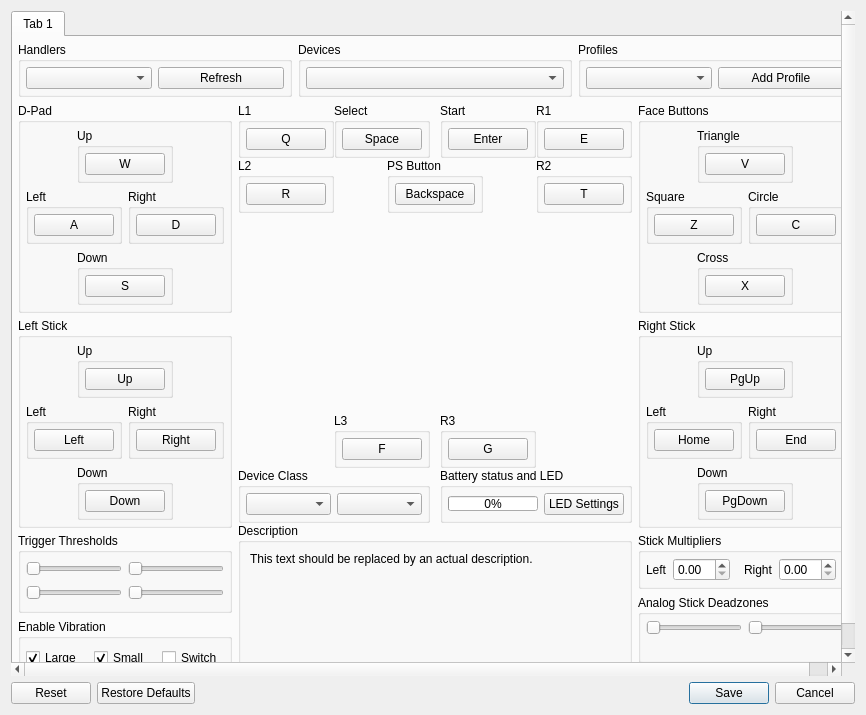
Above: rpcs3/rpcs3qt/pad_settings_dialog.ui from auranticus/rpcs3 before the change. Below: the same form after it.
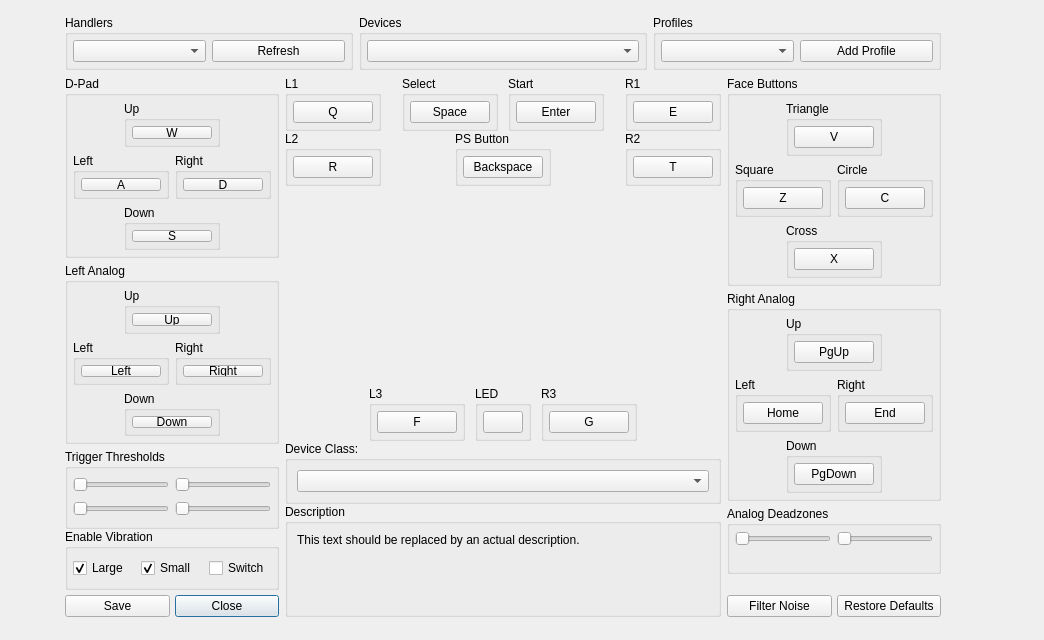
That is the form after the change. Icons and pictures are not drawn.

The edit to the form file:
```diff
--- a/rpcs3/rpcs3qt/pad_settings_dialog.ui
+++ b/rpcs3/rpcs3qt/pad_settings_dialog.ui
@@ -9,8 +9,8 @@
    <rect>
     <x>0</x>
     <y>0</y>
-    <width>866</width>
-    <height>715</height>
+    <width>1044</width>
+    <height>640</height>
    </rect>
   </property>
   <property name="windowTitle">
@@ -20,31 +20,15 @@
    <iconset resource="../resources.qrc">
     <normaloff>:/rpcs3.ico</normaloff>:/rpcs3.ico</iconset>
   </property>
-  <layout class="QVBoxLayout" name="verticalLayout">
-   <item>
-    <widget class="QScrollArea" name="scrollArea">
-     <property name="frameShape">
-      <enum>QFrame::NoFrame</enum>
-     </property>
-     <property name="lineWidth">
-      <number>0</number>
-     </property>
-     <property name="widgetResizable">
-      <bool>true</bool>
-     </property>
-     <widget class="QTabWidget" name="tabWidget">
+  <widget class="QWidget" name="layoutWidget">
       <property name="geometry">
        <rect>
-        <x>0</x>
-        <y>0</y>
-        <width>848</width>
-        <height>668</height>
-       </rect>
-      </property>
-      <widget class="QWidget" name="tab">
-       <attribute name="title">
-        <string>Tab 1</string>
-       </attribute>
+     <x>60</x>
+     <y>10</y>
+     <width>886</width>
+     <height>612</height>
+    </rect>
+   </property>
        <layout class="QVBoxLayout" name="mainLayout">
         <property name="leftMargin">
          <number>5</number>
@@ -407,9 +391,9 @@
             <item>
              <widget class="QGroupBox" name="gb_left_stick">
               <property name="title">
-               <string>Left Stick</string>
-              </property>
-              <layout class="QVBoxLayout" name="gb_left_stick_layout">
+           <string>Left Analog</string>
+          </property>
+          <layout class="QVBoxLayout" name="verticalLayout_20">
                <property name="leftMargin">
                 <number>5</number>
                </property>
@@ -650,7 +634,10 @@
                <number>0</number>
               </property>
               <widget class="QWidget" name="pad_page">
-               <layout class="QVBoxLayout" name="pad_page_layout">
+           <layout class="QVBoxLayout" name="verticalLayout">
+            <property name="spacing">
+             <number>0</number>
+            </property>
                 <property name="leftMargin">
                  <number>0</number>
                 </property>
@@ -980,6 +967,30 @@
               </property>
              </spacer>
             </item>
+        <item>
+         <layout class="QHBoxLayout" name="horizontalLayout">
+          <item>
+           <widget class="QPushButton" name="b_ok">
+            <property name="text">
+             <string>Save</string>
+            </property>
+            <property name="autoDefault">
+             <bool>false</bool>
+            </property>
+           </widget>
+          </item>
+          <item>
+           <widget class="QPushButton" name="b_cancel">
+            <property name="text">
+             <string>Close</string>
+            </property>
+            <property name="default">
+             <bool>true</bool>
+            </property>
+           </widget>
+          </item>
+         </layout>
+        </item>
            </layout>
           </item>
           <item>
@@ -1328,8 +1339,8 @@
                 <widget class="QLabel" name="l_controller">
                  <property name="maximumSize">
                   <size>
-                   <width>415</width>
-                   <height>256</height>
+               <width>430</width>
+               <height>265</height>
                   </size>
                  </property>
                  <property name="text">
@@ -1402,11 +1413,46 @@
                </widget>
               </item>
               <item>
-               <widget class="QGroupBox" name="gb_r3">
+           <widget class="QGroupBox" name="gb_led">
+            <property name="title">
+             <string>LED</string>
+            </property>
+            <layout class="QVBoxLayout" name="verticalLayout_39">
+             <property name="leftMargin">
+              <number>5</number>
+             </property>
+             <property name="topMargin">
+              <number>5</number>
+             </property>
+             <property name="rightMargin">
+              <number>5</number>
+             </property>
+             <property name="bottomMargin">
+              <number>5</number>
+             </property>
+             <item>
+              <widget class="QPushButton" name="b_led">
+               <property name="text">
+                <string/>
+               </property>
+               <property name="icon">
+                <iconset resource="../resources.qrc">
+                 <normaloff>:/Icons/controllers.png</normaloff>:/Icons/controllers.png</iconset>
+               </property>
+               <property name="autoDefault">
+                <bool>false</bool>
+               </property>
+              </widget>
+             </item>
+            </layout>
+           </widget>
+          </item>
+          <item>
+           <widget class="QGroupBox" name="groupBox_14">
                 <property name="title">
                  <string>R3</string>
                 </property>
-                <layout class="QVBoxLayout" name="gb_r3_layout">
+            <layout class="QVBoxLayout" name="verticalLayout_38">
                  <property name="leftMargin">
                   <number>5</number>
                  </property>
@@ -1448,95 +1494,24 @@
              </layout>
             </item>
             <item>
-             <layout class="QHBoxLayout" name="layout_choose_class" stretch="1,1">
+         <layout class="QHBoxLayout" name="horizontalLayout_29">
               <property name="spacing">
                <number>10</number>
               </property>
               <item>
                <widget class="QGroupBox" name="gb_choose_class">
                 <property name="title">
-                 <string>Device Class</string>
-                </property>
-                <layout class="QHBoxLayout" name="horizontalLayout">
-                 <property name="leftMargin">
-                  <number>5</number>
-                 </property>
-                 <property name="topMargin">
-                  <number>5</number>
-                 </property>
-                 <property name="rightMargin">
-                  <number>5</number>
-                 </property>
-                 <property name="bottomMargin">
-                  <number>5</number>
-                 </property>
+             <string>Device Class:</string>
+            </property>
+            <layout class="QVBoxLayout" name="verticalLayout_26">
                  <item>
                   <widget class="QComboBox" name="chooseClass"/>
                  </item>
-                 <item>
-                  <widget class="QComboBox" name="chooseProduct"/>
-                 </item>
                 </layout>
                </widget>
               </item>
-              <item>
-               <widget class="QGroupBox" name="gb_battery">
-                <property name="minimumSize">
-                 <size>
-                  <width>104</width>
-                  <height>0</height>
-                 </size>
-                </property>
-                <property name="title">
-                 <string>Battery status and LED</string>
-                </property>
-                <layout class="QHBoxLayout" name="gb_battery_layout" stretch="1,1">
-                 <property name="leftMargin">
-                  <number>5</number>
-                 </property>
-                 <property name="topMargin">
-                  <number>5</number>
-                 </property>
-                 <property name="rightMargin">
-                  <number>5</number>
-                 </property>
-                 <property name="bottomMargin">
-                  <number>5</number>
-                 </property>
-                 <item>
-                  <widget class="QProgressBar" name="pb_battery">
-                   <property name="maximumSize">
-                    <size>
-                     <width>16777215</width>
-                     <height>15</height>
-                    </size>
-                   </property>
-                   <property name="value">
-                    <number>0</number>
-                   </property>
-                   <property name="invertedAppearance">
-                    <bool>false</bool>
-                   </property>
-                  </widget>
-                 </item>
-                 <item>
-                  <widget class="QPushButton" name="b_led_settings">
-                   <property name="maximumSize">
-                    <size>
-                     <width>16777215</width>
-                     <height>23</height>
-                    </size>
-                   </property>
-                   <property name="text">
-                    <string>LED Settings</string>
-                   </property>
-                  </widget>
-                 </item>
-                </layout>
-               </widget>
-              </item>
-             </layout>
-            </item>
+         </layout>
+        </item>
             <item>
              <spacer name="verticalSpacer_middle">
               <property name="orientation">
@@ -1828,9 +1803,9 @@
             <item>
              <widget class="QGroupBox" name="gb_right_stick">
               <property name="title">
-               <string>Right Stick</string>
-              </property>
-              <layout class="QVBoxLayout" name="gb_right_stick_layout">
+           <string>Right Analog</string>
+          </property>
+          <layout class="QVBoxLayout" name="verticalLayout_13">
                <property name="leftMargin">
                 <number>5</number>
                </property>
@@ -2068,7 +2043,10 @@
                <number>0</number>
               </property>
               <widget class="QWidget" name="stick_page">
-               <layout class="QVBoxLayout" name="stick_page_layout">
+           <layout class="QVBoxLayout" name="verticalLayout_3">
+            <property name="spacing">
+             <number>0</number>
+            </property>
                 <property name="leftMargin">
                  <number>0</number>
                 </property>
@@ -2081,87 +2059,12 @@
                 <property name="bottomMargin">
                  <number>0</number>
                 </property>
-                <item>
-                 <widget class="QGroupBox" name="gb_stick_multi">
-                  <property name="title">
-                   <string>Stick Multipliers</string>
-                  </property>
-                  <layout class="QHBoxLayout" name="gb_stick_multi_layout">
-                   <property name="leftMargin">
-                    <number>5</number>
-                   </property>
-                   <property name="topMargin">
-                    <number>5</number>
-                   </property>
-                   <property name="rightMargin">
-                    <number>5</number>
-                   </property>
-                   <property name="bottomMargin">
-                    <number>5</number>
-                   </property>
-                   <item>
-                    <widget class="QLabel" name="label_stick_multi_left">
-                     <property name="text">
-                      <string>Left</string>
-                     </property>
-                    </widget>
-                   </item>
-                   <item>
-                    <widget class="QDoubleSpinBox" name="stick_multi_left">
-                     <property name="singleStep">
-                      <double>0.100000000000000</double>
-                     </property>
-                    </widget>
-                   </item>
-                   <item>
-                    <spacer name="spacer_stick_multi_left">
-                     <property name="orientation">
-                      <enum>Qt::Horizontal</enum>
-                     </property>
-                     <property name="sizeHint" stdset="0">
-                      <size>
-                       <width>0</width>
-                       <height>0</height>
-                      </size>
-                     </property>
-                    </spacer>
-                   </item>
-                   <item>
-                    <widget class="QLabel" name="label_stick_multi_right">
-                     <property name="text">
-                      <string>Right</string>
-                     </property>
-                    </widget>
-                   </item>
-                   <item>
-                    <widget class="QDoubleSpinBox" name="stick_multi_right">
-                     <property name="singleStep">
-                      <double>0.100000000000000</double>
-                     </property>
-                    </widget>
-                   </item>
-                   <item>
-                    <spacer name="spacer_stick_multi_right">
-                     <property name="orientation">
-                      <enum>Qt::Horizontal</enum>
-                     </property>
-                     <property name="sizeHint" stdset="0">
-                      <size>
-                       <width>0</width>
-                       <height>0</height>
-                      </size>
-                     </property>
-                    </spacer>
-                   </item>
-                  </layout>
-                 </widget>
-                </item>
                 <item>
                  <widget class="QGroupBox" name="gb_sticks">
                   <property name="title">
-                   <string>Analog Stick Deadzones</string>
-                  </property>
-                  <layout class="QHBoxLayout" name="gb_sticks_layout">
+               <string>Analog Deadzones</string>
+              </property>
+              <layout class="QHBoxLayout" name="horizontalLayout_22">
                    <property name="leftMargin">
                     <number>5</number>
                    </property>
@@ -2346,26 +2249,36 @@
               </property>
              </spacer>
             </item>
-           </layout>
-          </item>
-         </layout>
-        </item>
-       </layout>
-      </widget>
-     </widget>
-    </widget>
+        <item>
+         <layout class="QHBoxLayout" name="horizontalLayout_20" stretch="1,1">
+          <item>
+           <widget class="QPushButton" name="b_blacklist">
+            <property name="text">
+             <string>Filter Noise</string>
+            </property>
+            <property name="autoDefault">
+             <bool>false</bool>
+            </property>
+           </widget>
    </item>
    <item>
-    <widget class="QDialogButtonBox" name="buttonBox">
-     <property name="standardButtons">
-      <set>QDialogButtonBox::Cancel|QDialogButtonBox::Reset|QDialogButtonBox::RestoreDefaults|QDialogButtonBox::Save</set>
-     </property>
-     <property name="centerButtons">
+           <widget class="QPushButton" name="b_reset">
+            <property name="text">
+             <string>Restore Defaults</string>
+            </property>
+            <property name="autoDefault">
       <bool>false</bool>
      </property>
     </widget>
    </item>
   </layout>
+        </item>
+       </layout>
+      </item>
+     </layout>
+    </item>
+   </layout>
+  </widget>
  </widget>
  <resources>
   <include location="../resources.qrc"/>
```
Left out of the diff: 263 changed lines with no effect on the pictures. Lines whose indentation alone changed are shown as unchanged.
